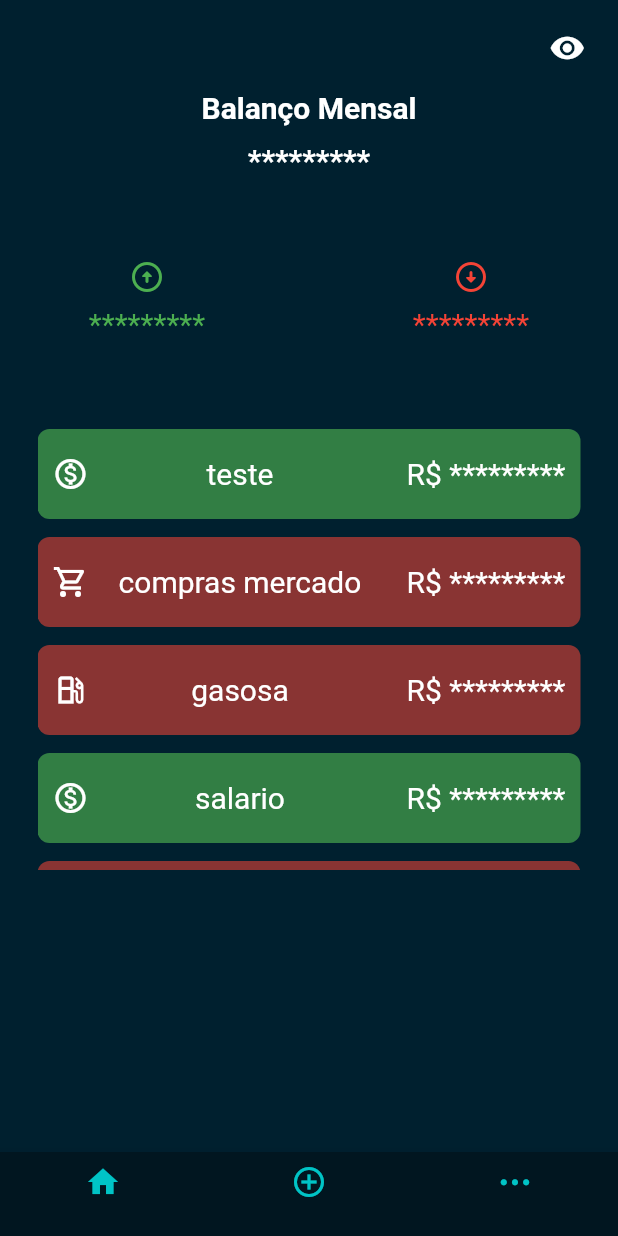
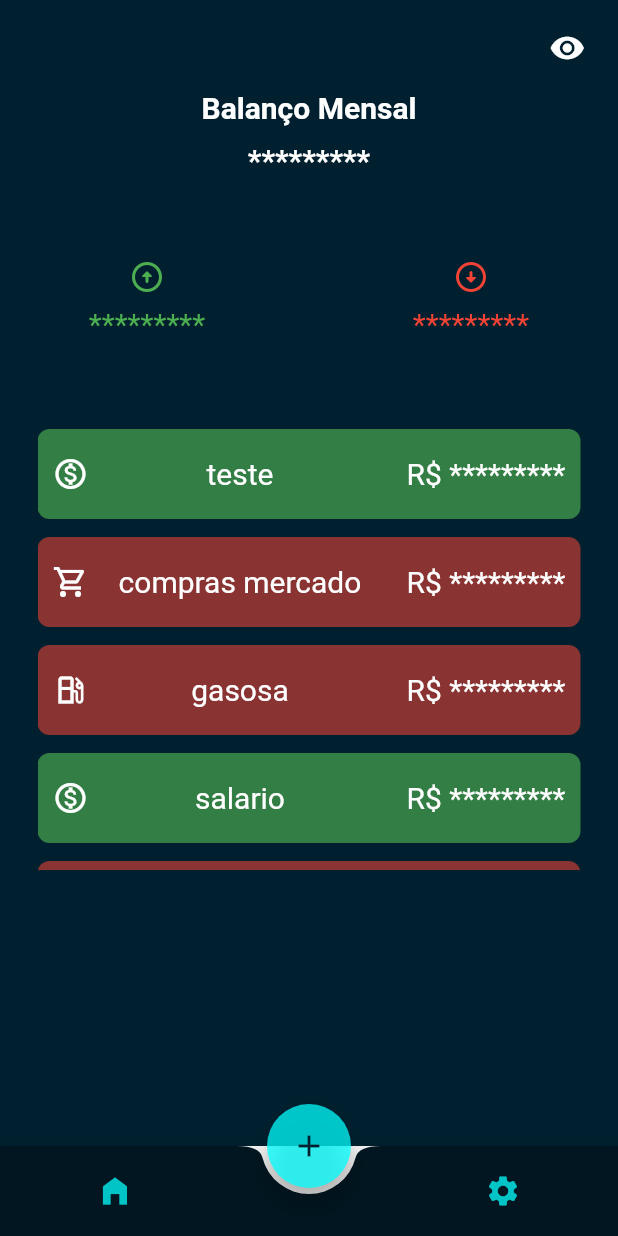
Before and after one commit to YohanToledo/coinomy-app-flutter, a Flutter app: the Screens screen opened directly, on a phone screen of 412 x 824 dp. Run offline on Flutter 3.47's test engine with Material 2 defaults, Android fonts, the light colour scheme and no system bars; our stand-ins replace dio; missing offline and left inert: dart:html.

Commit message:
refactored transaction screen

```diff
--- a/lib/screens.dart
+++ b/lib/screens.dart
@@ -1,10 +1,9 @@
+import 'package:coinomy/global-constants.dart';
+import 'package:coinomy/_transactions.dart';
 import 'package:coinomy/home.dart';
 import 'package:coinomy/preferences.dart';
-import 'package:coinomy/transactions.dart';
 import 'package:flutter/cupertino.dart';
 import 'package:flutter/material.dart';
-
-import 'global-constants.dart';
 
 class Screens extends StatefulWidget {
   Screens() : super();
@@ -15,52 +14,227 @@ class Screens extends StatefulWidget {
 
 class _ScreenState extends State<Screens> {
   int currentTabIndex = 0;
-  List<Widget> tabs = [Home(), Transactions(), Preferences()];
+  bool showTransactionOptions = false;
+
+  List<Widget> tabs = [
+    Home(),
+    Container(), // Placeholder for Transactions screen
+    Preferences(),
+  ];
+
   onTapped(int index) {
     setState(() {
       currentTabIndex = index;
     });
   }
 
+  showTransactionOptionsModal() {
+    setState(() {
+      showTransactionOptions = true;
+    });
+  }
+
+  closeTransactionOptionsModal() {
+    setState(() {
+      showTransactionOptions = false;
+    });
+  }
+
   @override
   Widget build(BuildContext context) {
     return Scaffold(
-        body: tabs[currentTabIndex],
-        bottomNavigationBar: Container(
-          decoration: BoxDecoration(
+      body: Stack(
+        children: [
+          tabs[currentTabIndex],
+          if (showTransactionOptions)
+            GestureDetector(
+              onTap: closeTransactionOptionsModal,
+              child: Container(
+                color: Colors.black54,
+              ),
+            ),
+          if (showTransactionOptions)
+            Positioned(
+              bottom: 0,
+              left: 0,
+              right: 0,
+              child: Container(
+                padding: EdgeInsets.all(16.0),
                 color: Colors.white,
-            //border: Border(top: BorderSide(color: LIGHT_COLOR, width: 1.0)),
+                child: Column(
+                  mainAxisSize: MainAxisSize.min,
+                  children: [
+                    GestureDetector(
+                      onTap: () {
+                        closeTransactionOptionsModal();
+                        // Navigate to the Transactions screen and open the modal
+                        Navigator.push(
+                          context,
+                          MaterialPageRoute(
+                            builder: (context) => Transactions(
+                              title: "RECEITA",
+                              transactionId: 1,
                             ),
-          child: BottomNavigationBar(
-            onTap: onTapped,
-            currentIndex: currentTabIndex,
-            showSelectedLabels: false,
-            showUnselectedLabels: true,
-            backgroundColor: NAV_BAR_COLOR,
-            items: const <BottomNavigationBarItem>[
-              BottomNavigationBarItem(
+                          ),
+                        );
+                      },
+                      child: Row(
+                        children: [
+                          Icon(Icons.arrow_upward),
+                          Text("Receita"),
+                        ],
+                      ),
+                    ),
+                    GestureDetector(
+                      onTap: () {
+                        closeTransactionOptionsModal();
+                        // Navigate to the Transactions screen and open the modal
+                        Navigator.push(
+                          context,
+                          MaterialPageRoute(
+                            builder: (context) => Transactions(
+                              title: "DESPESA",
+                              transactionId: 2,
+                            ),
+                          ),
+                        );
+                      },
+                      child: Row(
+                        children: [
+                          Icon(Icons.arrow_downward),
+                          Text("Despesa"),
+                        ],
+                      ),
+                    ),
+                  ],
+                ),
+              ),
+            ),
+        ],
+      ),
+      bottomNavigationBar: BottomAppBar(
+        height: 60,
+        color: NAV_BAR_COLOR,
+        shape: CircularNotchedRectangle(),
+        child: Row(
+          mainAxisAlignment: MainAxisAlignment.spaceAround,
+          children: [
+            IconButton(
               icon: Icon(
-                  Icons.home,
+                Icons.home_filled,
                 color: LIGHT_COLOR,
               ),
-                label: "",
+              onPressed: () => onTapped(0),
             ),
-              BottomNavigationBarItem(
+            SizedBox(), // Placeholder for the FloatingActionButton
+            IconButton(
               icon: Icon(
-                    Icons.add_circle_outline,
+                Icons.settings,
                 color: LIGHT_COLOR,
               ),
-                  label: "",
-                  backgroundColor: DARK_COLOR),
-              BottomNavigationBarItem(
-                  icon: Icon(
-                    CupertinoIcons.ellipsis,
-                    color: LIGHT_COLOR,
+              onPressed: () => onTapped(2),
             ),
-                  label: "",
-                  backgroundColor: DARK_COLOR),
           ],
         ),
-        ));
+      ),
+      floatingActionButton: FloatingActionButton(
+        backgroundColor: LIGHT_COLOR,
+        foregroundColor: DARK_COLOR,
+        onPressed: showTransactionOptionsModal,
+        child: Icon(Icons.add),
+      ),
+      floatingActionButtonLocation: FloatingActionButtonLocation.centerDocked,
+    );
   }
 }
+
+// class Screens extends StatefulWidget {
+//   Screens() : super();
+
+//   @override
+//   _ScreenState createState() => _ScreenState();
+// }
+
+// class _ScreenState extends State<Screens> {
+//   int currentTabIndex = 0;
+//   List<Widget> tabs = [
+//     Home(),
+//     Container(), // Placeholder for Transactions modal
+//     Preferences()
+//   ];
+
+//   onTapped(int index) {
+//     setState(() {
+//       currentTabIndex = index;
+//     });
+
+//     if (index == 1) {
+//       showModalBottomSheet(
+//         context: context,
+//         isScrollControlled: true,
+//         builder: (BuildContext context) => Container(
+//           height: MediaQuery.of(context).size.height * 0.8,
+//           color: Colors.transparent,
+//           child: Transactions(
+//             title: "RECEITA",
+//             transactionId: 1,
+//             // onSave: (transaction) {
+//             //   // Implement your save logic here
+//             //   Navigator.pop(context); // Close the modal
+//             // },
+//           ),
+//         ),
+//       ).then((value) {
+//         // Handle modal closure
+//         setState(() {
+//           currentTabIndex = 0; // Reset to the first tab
+//         });
+//       });
+//     }
+//   }
+
+//   @override
+//   Widget build(BuildContext context) {
+//     return Scaffold(
+//       body: tabs[currentTabIndex],
+//       bottomNavigationBar: Container(
+//         decoration: BoxDecoration(
+//           color: Colors.white,
+//           //border: Border(top: BorderSide(color: LIGHT_COLOR, width: 1.0)),
+//         ),
+//         child: BottomNavigationBar(
+//           onTap: onTapped,
+//           currentIndex: currentTabIndex,
+//           showSelectedLabels: false,
+//           showUnselectedLabels: true,
+//           backgroundColor: NAV_BAR_COLOR,
+//           items: const <BottomNavigationBarItem>[
+//             BottomNavigationBarItem(
+//               icon: Icon(
+//                 Icons.home,
+//                 color: LIGHT_COLOR,
+//               ),
+//               label: "",
+//             ),
+//             BottomNavigationBarItem(
+//               icon: Icon(
+//                 Icons.add_circle_outline,
+//                 color: LIGHT_COLOR,
+//               ),
+//               label: "",
+//               backgroundColor: DARK_COLOR,
+//             ),
+//             BottomNavigationBarItem(
+//               icon: Icon(
+//                 CupertinoIcons.ellipsis,
+//                 color: LIGHT_COLOR,
+//               ),
+//               label: "",
+//               backgroundColor: DARK_COLOR,
+//             ),
+//           ],
+//         ),
+//       ),
+//     );
+//   }
+// }
```
Also changed, not shown: lib/_transactions.dart (added, +196 -0 lines), lib/transactions.dart (deleted, +0 -221 lines). Lines whose indentation alone changed are shown as unchanged.
